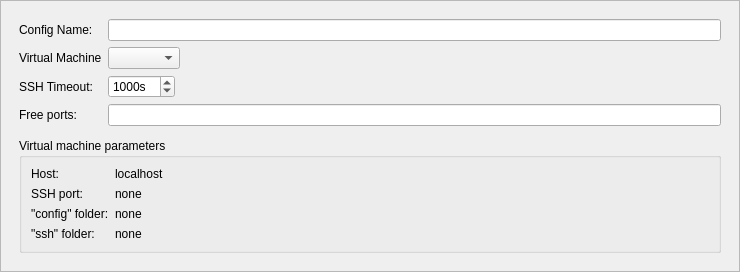
Old version of the form src/plugins/mer/meremulatordevicewizardvmpage.ui in the repository sailfishos/sailfish-qtcreator.
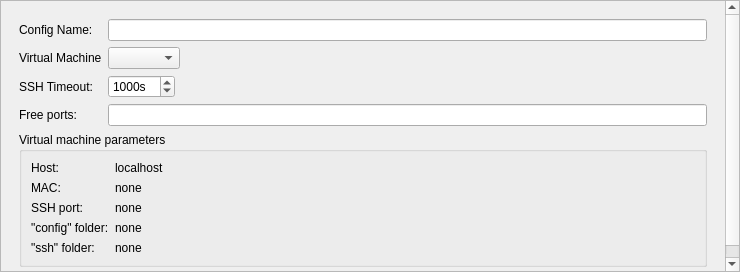
New version of the form.

The edit to the form file:
```diff
--- a/src/plugins/mer/meremulatordevicewizardvmpage.ui
+++ b/src/plugins/mer/meremulatordevicewizardvmpage.ui
@@ -134,48 +134,62 @@
                </property>
               </widget>
              </item>
-             <item row="1" column="0">
+             <item row="2" column="0">
               <widget class="QLabel" name="sshPortLabel">
                <property name="text">
                 <string>SSH port:</string>
                </property>
               </widget>
              </item>
-             <item row="1" column="1">
+             <item row="2" column="1">
               <widget class="QLabel" name="sshPortLabelEdit">
                <property name="text">
                 <string>none</string>
                </property>
               </widget>
              </item>
-             <item row="2" column="0">
+             <item row="3" column="0">
               <widget class="QLabel" name="configFolderLabel">
                <property name="text">
                 <string>&quot;config&quot; folder:</string>
                </property>
               </widget>
              </item>
-             <item row="2" column="1">
+             <item row="3" column="1">
               <widget class="QLabel" name="configFolderLabelEdit">
                <property name="text">
                 <string>&lt;html&gt;&lt;head/&gt;&lt;body&gt;&lt;p&gt;none&lt;/p&gt;&lt;/body&gt;&lt;/html&gt;</string>
                </property>
               </widget>
              </item>
-             <item row="3" column="0">
+             <item row="4" column="0">
               <widget class="QLabel" name="sshfolderLabel">
                <property name="text">
                 <string>&quot;ssh&quot; folder:</string>
                </property>
               </widget>
              </item>
-             <item row="3" column="1">
+             <item row="4" column="1">
               <widget class="QLabel" name="sshFolderLabelEdit">
                <property name="text">
                 <string>none</string>
                </property>
               </widget>
              </item>
+             <item row="1" column="0">
+              <widget class="QLabel" name="macLabel">
+               <property name="text">
+                <string>MAC:</string>
+               </property>
+              </widget>
+             </item>
+             <item row="1" column="1">
+              <widget class="QLabel" name="macLabelEdit">
+               <property name="text">
+                <string>none</string>
+               </property>
+              </widget>
+             </item>
             </layout>
            </widget>
           </item>
```
